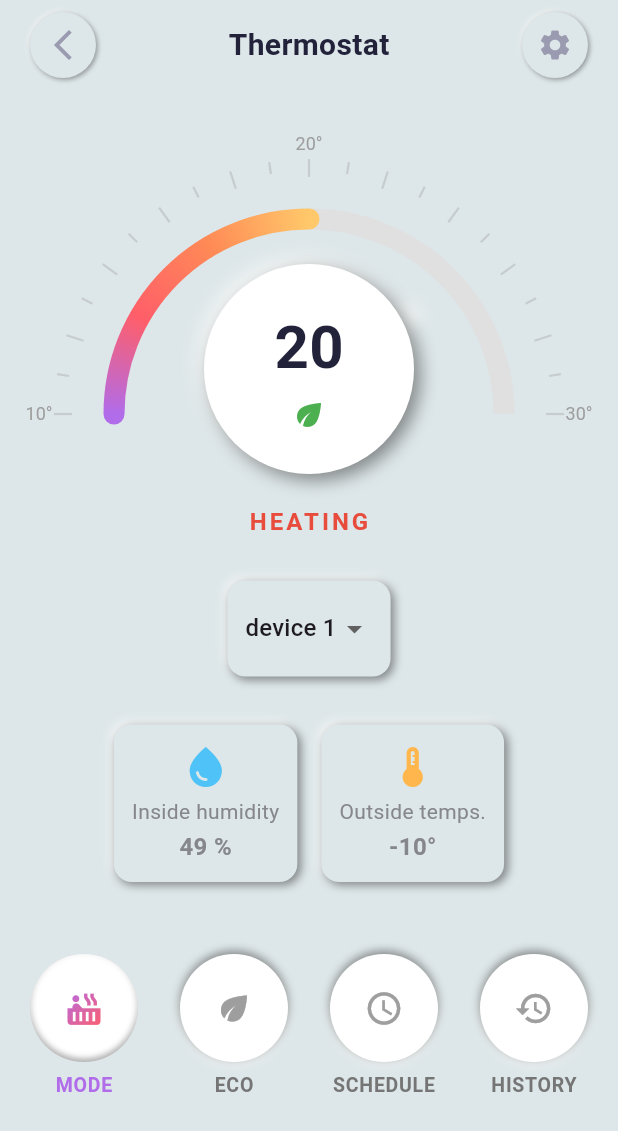
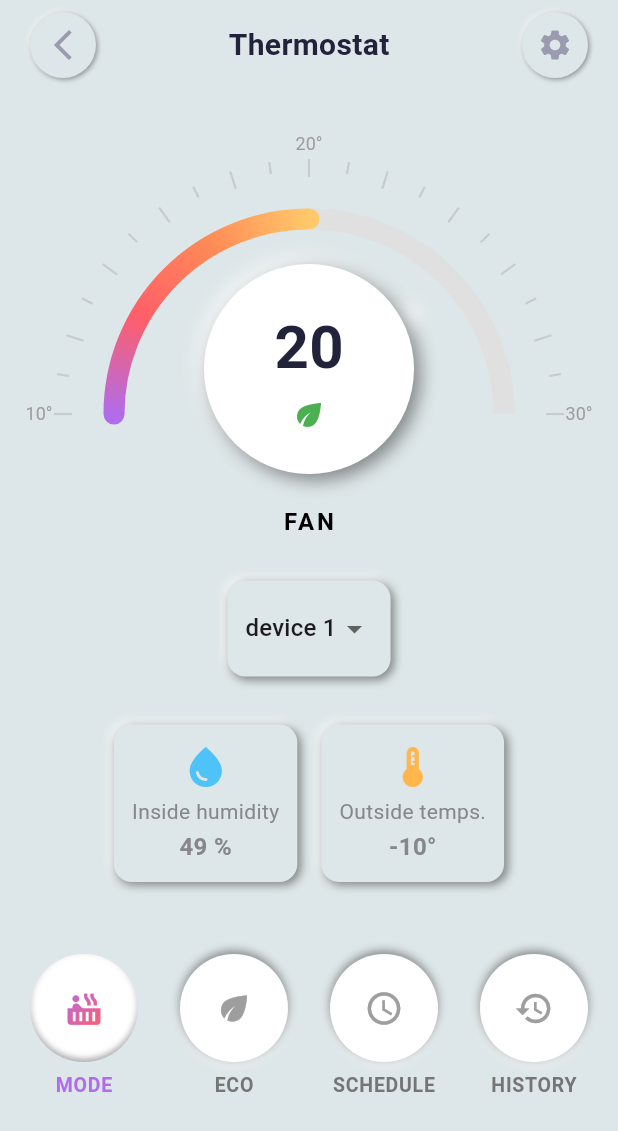
Before and after one commit to Hasham-Dogar/hometech, a Flutter app: the ThermostatScreen screen opened directly, after a tap on the "hot tub" icon, on a phone screen of 412 x 824 dp. Shown: the top 1131 px of the screen. Run offline on Flutter 3.47's test engine with Material 3 defaults, Android fonts, the phone set to English and light mode, and no system bars; our stand-ins replace firebase_auth, firebase_core, flutter_dotenv, flutter_neumorphic_plus, geolocator, glassmorphism and 1 more; accounts and stored records are empty.

Commit message:
commit	modified:   lib/thermostat_config_page.dart

```diff
--- a/lib/thermostat_config_page.dart
+++ b/lib/thermostat_config_page.dart
@@ -200,6 +200,9 @@ class _ThermostatScreenState extends State<ThermostatScreen> {
   double _temperature = 20;
   String _selectedDevice = "device 1";
   int _selectedIndex = 0;
+  // 0: Cooling, 1: Heating, 2: Fan, 3: Dry ("cry"/dry)
+  int _modeIndex = 1; // default to Heating
+  bool _ecoEnabled = true;
 
   @override
   Widget build(BuildContext context) {
@@ -256,6 +259,7 @@ class _ThermostatScreenState extends State<ThermostatScreen> {
               const SizedBox(height: 16),
               ThermostatDial(
                 temperature: _temperature,
+                showEcoIcon: _ecoEnabled,
                 onChanged: (val) {
                   setState(() {
                     _temperature = val;
@@ -263,14 +267,28 @@ class _ThermostatScreenState extends State<ThermostatScreen> {
                 },
               ),
               const SizedBox(height: 20),
-              const Text(
-                "HEATING",
-                style: TextStyle(
-                  fontSize: 16,
-                  fontWeight: FontWeight.bold,
-                  color: Color(0xFFE74C3C),
-                  letterSpacing: 2,
-                ),
+              // Display current mode (cycles when MODE button is tapped)
+              Builder(
+                builder: (context) {
+                  final modeLabels = ['COOLING', 'HEATING', 'FAN', 'DRY'];
+                  final modeColors = [
+                    Color(0xFF4FC3F7), // blue for cooling
+                    Color(0xFFE74C3C), // red for heating
+                    Colors.black, // black for fan
+                    Colors.grey, // grey for dry/cry
+                  ];
+                  final label = modeLabels[_modeIndex % modeLabels.length];
+                  final color = modeColors[_modeIndex % modeColors.length];
+                  return Text(
+                    label,
+                    style: TextStyle(
+                      fontSize: 16,
+                      fontWeight: FontWeight.bold,
+                      color: color,
+                      letterSpacing: 2,
+                    ),
+                  );
+                },
               ),
               const SizedBox(height: 28),
               Neumorphic(
@@ -345,7 +363,11 @@ class _ThermostatScreenState extends State<ThermostatScreen> {
                       size: 52,
                       gradient: [Color(0xFFB16CEA), Color(0xFFFF5E69)],
                       selected: _selectedIndex == 0,
-                      onTap: () => setState(() => _selectedIndex = 0),
+                      onTap: () => setState(() {
+                        // cycle through modes: 0->1->2->3->0
+                        _modeIndex = (_modeIndex + 1) % 4;
+                        _selectedIndex = 0;
+                      }),
                     ),
                     _NavButton(
                       icon: Icons.eco,
@@ -353,7 +375,11 @@ class _ThermostatScreenState extends State<ThermostatScreen> {
                       size: 52,
                       gradient: [Color(0xFFB16CEA), Color(0xFFFF5E69)],
                       selected: _selectedIndex == 1,
-                      onTap: () => setState(() => _selectedIndex = 1),
+                      onTap: () => setState(() {
+                        // toggle eco icon visibility
+                        _ecoEnabled = !_ecoEnabled;
+                        _selectedIndex = 1;
+                      }),
                     ),
                     _NavButton(
                       icon: Icons.schedule,
```
